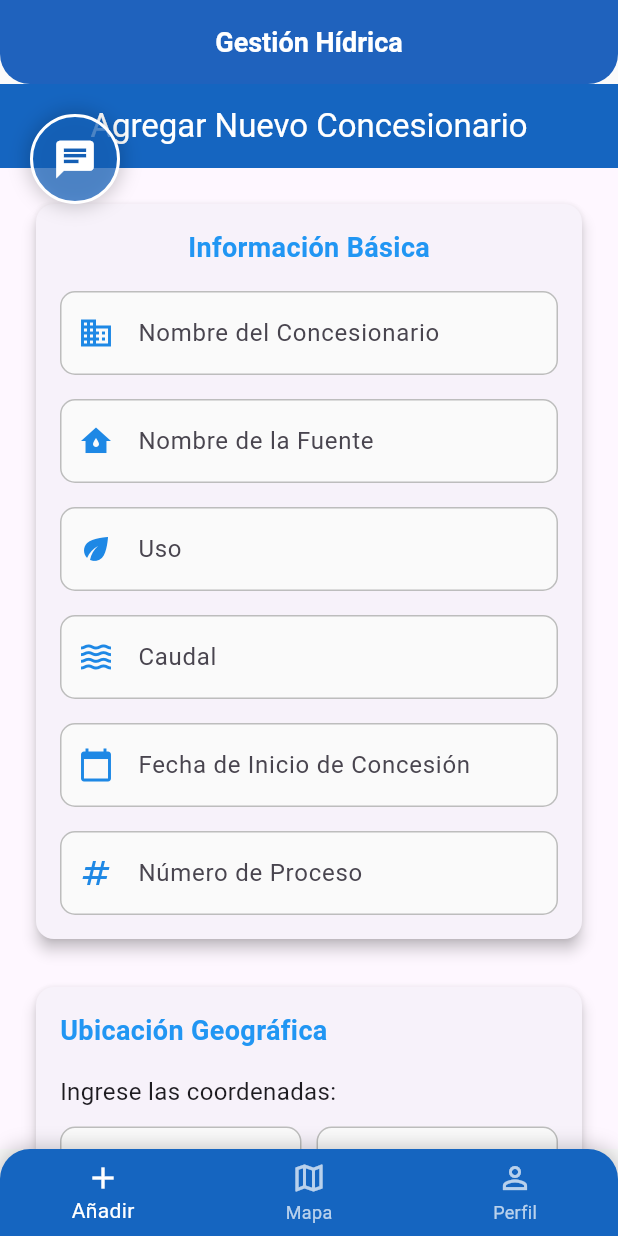
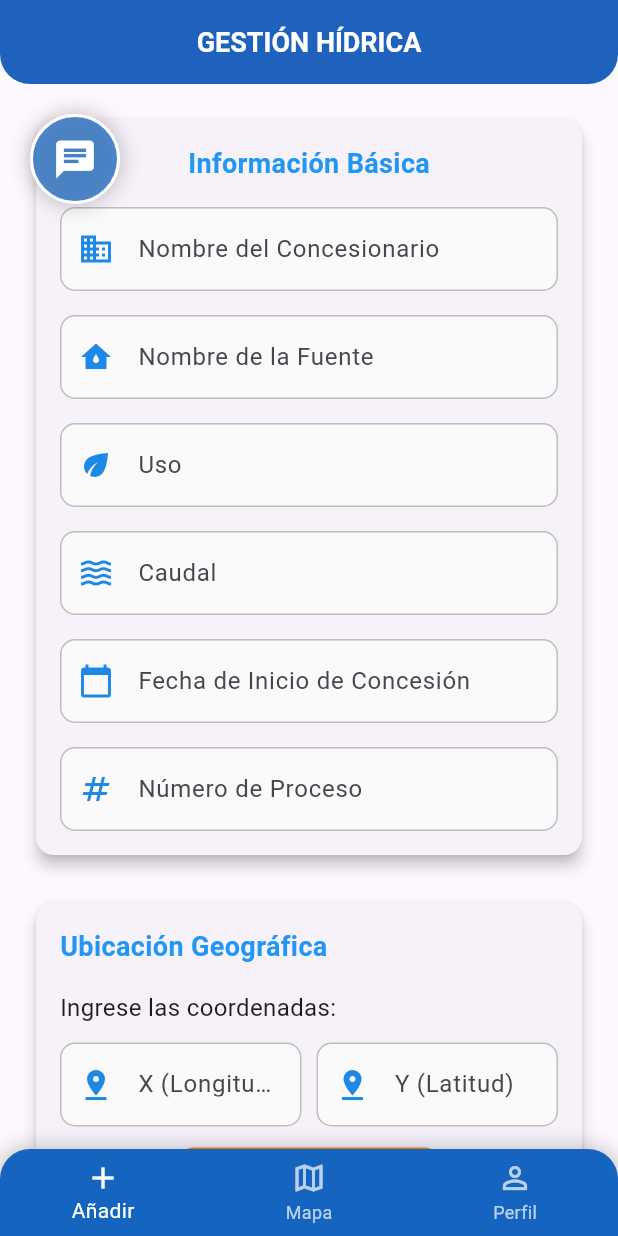
Before and after one commit to SeveroGames/hib_rec, a Flutter app: the screen it shows once a user with an empty profile is signed in, on a phone screen of 412 x 824 dp. Run offline on Flutter 3.47's test engine with Material 3 defaults, Android fonts, the phone set to English and light mode, and no system bars; our stand-ins replace cloud_firestore, firebase_auth, firebase_core, google_fonts, google_generative_ai, google_maps_flutter; accounts and stored records are empty.

Commit message:
mejoras en la intefaz

```diff
--- a/lib/screens/add_concesion.dart
+++ b/lib/screens/add_concesion.dart
@@ -111,16 +111,6 @@ class _AgregarConcesionarioScreenState extends State<AgregarConcesionarioScreen>
   @override
   Widget build(BuildContext context) {
     return Scaffold(
-      appBar: AppBar(
-        title: const Text(
-          style: TextStyle(
-            color: Colors.white
-          ),
-            'Agregar Nuevo Concesionario'),
-        centerTitle: true,
-        elevation: 0,
-        backgroundColor: Colors.blue.shade800,
-      ),
       body: SingleChildScrollView(
         padding: const EdgeInsets.all(20),
         child: Form(
--- a/lib/screens/main_screen.dart
+++ b/lib/screens/main_screen.dart
@@ -46,7 +46,7 @@ class _MainScreenState extends State<MainScreen> {
   void _openChatbot() {
     Navigator.push(
       context,
-      MaterialPageRoute(builder: (context) => const ChatScreen(concessionName: 'ChatBot de Ayuda')),
+      MaterialPageRoute(builder: (context) => const ChatScreen(concessionName: 'Información')),
     );
   }
 
@@ -57,7 +57,7 @@ class _MainScreenState extends State<MainScreen> {
       appBar: AppBar(
         centerTitle: true,
         title: const Text(
-          'Gestión Hídrica',
+          'GESTIÓN HÍDRICA',
           style: TextStyle(
             color: Colors.white,
             fontSize: 18,
```
Also changed, not shown: lib/screens/map_screen.dart (+0 -8 lines).
